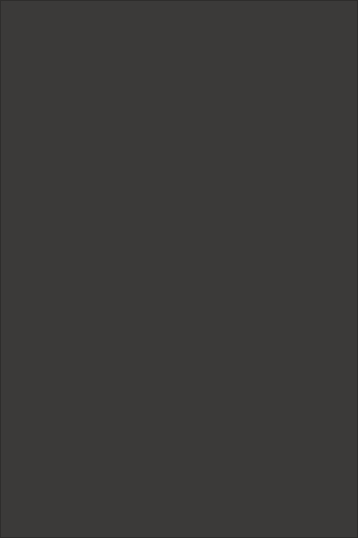
First picture: the form in CameraPropertiesHolder.ui, repository Gluzix/Qt6_VideoChat, before the edit.
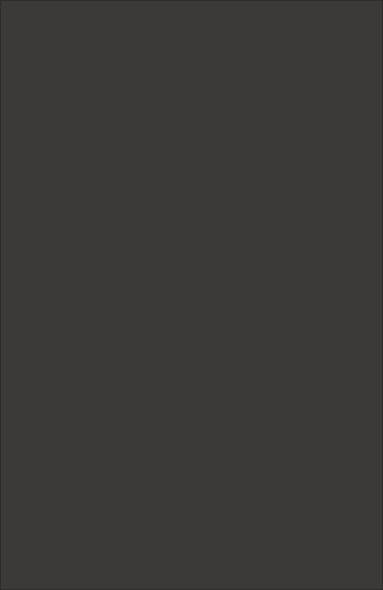
Second picture: the form after the edit.

Commit message: WIP working on adding camera settings, added new property widget class, changed stylesheet

```diff
--- a/CameraPropertiesHolder.ui
+++ b/CameraPropertiesHolder.ui
@@ -6,8 +6,8 @@
    <rect>
     <x>0</x>
     <y>0</y>
-    <width>358</width>
-    <height>538</height>
+    <width>383</width>
+    <height>590</height>
    </rect>
   </property>
   <property name="windowTitle">
@@ -45,10 +45,34 @@
        <rect>
         <x>0</x>
         <y>0</y>
-        <width>356</width>
-        <height>536</height>
+        <width>381</width>
+        <height>588</height>
        </rect>
       </property>
+      <layout class="QGridLayout" name="gridLayout_2">
+       <property name="leftMargin">
+        <number>0</number>
+       </property>
+       <property name="topMargin">
+        <number>0</number>
+       </property>
+       <property name="rightMargin">
+        <number>0</number>
+       </property>
+       <property name="bottomMargin">
+        <number>0</number>
+       </property>
+       <property name="spacing">
+        <number>0</number>
+       </property>
+       <item row="0" column="0">
+        <layout class="QGridLayout" name="scrollAreaLayout">
+         <property name="spacing">
+          <number>0</number>
+         </property>
+        </layout>
+       </item>
+      </layout>
      </widget>
     </widget>
    </item>
```
The commit also changes 8 other files.
